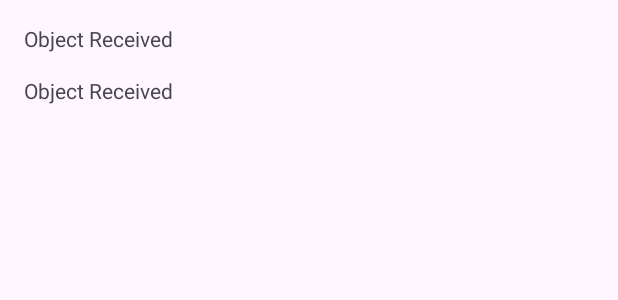
After one commit to MHilmiAdz/LearningDroid, an Android app: the layout activity_move_with_object.xml on its own in the app's theme, with its tools: preview values and no code run, on a phone screen of 412 x 824 dp. The commit adds this screen. Shown: the top 300 px of the screen. Run offline under Robolectric (Android 15) with nearby library versions, the phone set to English and light mode, and no system bars.

Commit message:
ADD | Implement Object Passing with Parcelable and Parcelize
Implemented functionality to pass objects between activities using Intents with two distinct approaches: standard Parcelable and Kotlin Parcelize.

Changes include:
- Added `MoveWithObjectActivity` to receive and display object data.
- Created `Persona` class implementing manual `Parcelable`.
- Created `SimplePersona` class using the `@Parcelize` annotation and enabled the `kotlin-parcelize` plugin in `build.gradle.kts`.
- Updated `MainActivity` to instantiate these objects and pass them via Intent extras.
- Updated `README.md` to version 0.0.4, documenting new features and adding screenshots.
- Added necessary layout resources and strings.

```diff
--- a/app/build.gradle.kts
+++ b/app/build.gradle.kts
@@ -1,6 +1,7 @@
 plugins {
     alias(libs.plugins.android.application)
     alias(libs.plugins.kotlin.android)
+    id("kotlin-parcelize")
 }
 
 android {
--- a/app/src/main/AndroidManifest.xml
+++ b/app/src/main/AndroidManifest.xml
@@ -10,6 +10,9 @@
         android:roundIcon="@mipmap/ic_launcher_round"
         android:supportsRtl="true"
         android:theme="@style/Theme.LearningDroid">
+        <activity
+            android:name=".MoveWithObjectActivity"
+            android:exported="false" />
         <activity
             android:name=".MoveWithDataActivity"
             android:exported="false" />
--- /dev/null
+++ b/app/src/main/res/layout/activity_move_with_object.xml
@@ -0,0 +1,22 @@
+<?xml version="1.0" encoding="utf-8"?>
+<RelativeLayout xmlns:android="http://schemas.android.com/apk/res/android"
+    xmlns:tools="http://schemas.android.com/tools"
+    android:layout_width="match_parent"
+    android:layout_height="match_parent"
+    android:padding="16dp">
+
+    <TextView
+        android:id="@+id/tv_object_received"
+        android:layout_width="match_parent"
+        android:layout_height="wrap_content"
+        android:text="@string/object_received" />
+
+
+    <TextView
+        android:id="@+id/tv_parcelize_received"
+        android:layout_width="match_parent"
+        android:layout_height="wrap_content"
+        android:layout_below="@+id/tv_object_received"
+        android:layout_marginTop="15dp"
+        android:text="@string/object_received" />
+</RelativeLayout>
--- a/app/src/main/res/values/strings.xml
+++ b/app/src/main/res/values/strings.xml
@@ -21,4 +21,5 @@
 
     <string name="this_is_moveactivity">This is MoveActivity</string>
     <string name="Home">Home</string>
+    <string name="kotlinParcelizeTXT">Move with Kotlin Parcelize</string>
 </resources>
```
Also changed, not shown: app/src/main/java/com/example/learningdroid/MainActivity.kt (+33 -0 lines), app/src/main/java/com/example/learningdroid/MoveWithObjectActivity.kt (added, +59 -0 lines), app/src/main/java/com/example/learningdroid/Persona.kt (added, +38 -0 lines), app/src/main/java/com/example/learningdroid/SimplePersona.kt (added, +12 -0 lines), app/src/main/res/layout/activity_main.xml (+14 -0 lines), app/src/main/res/drawable/ss004_1.png (added), app/src/main/res/drawable/ss004_2.png (added), 1 other file.
